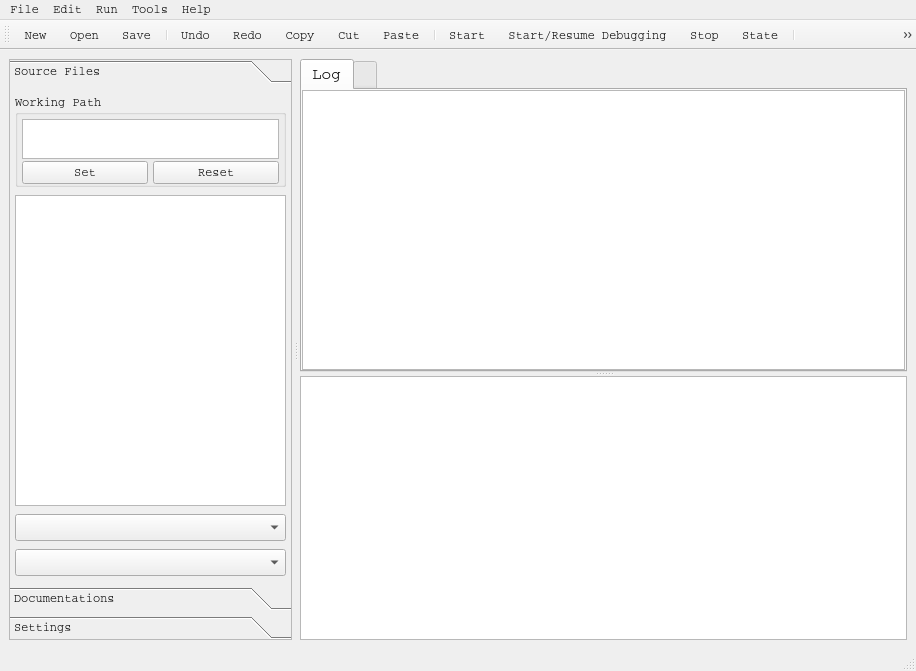
Before: the Qt Designer form src/daoStudio.ui in daokoder/daostudio, drawn with Qt 5.
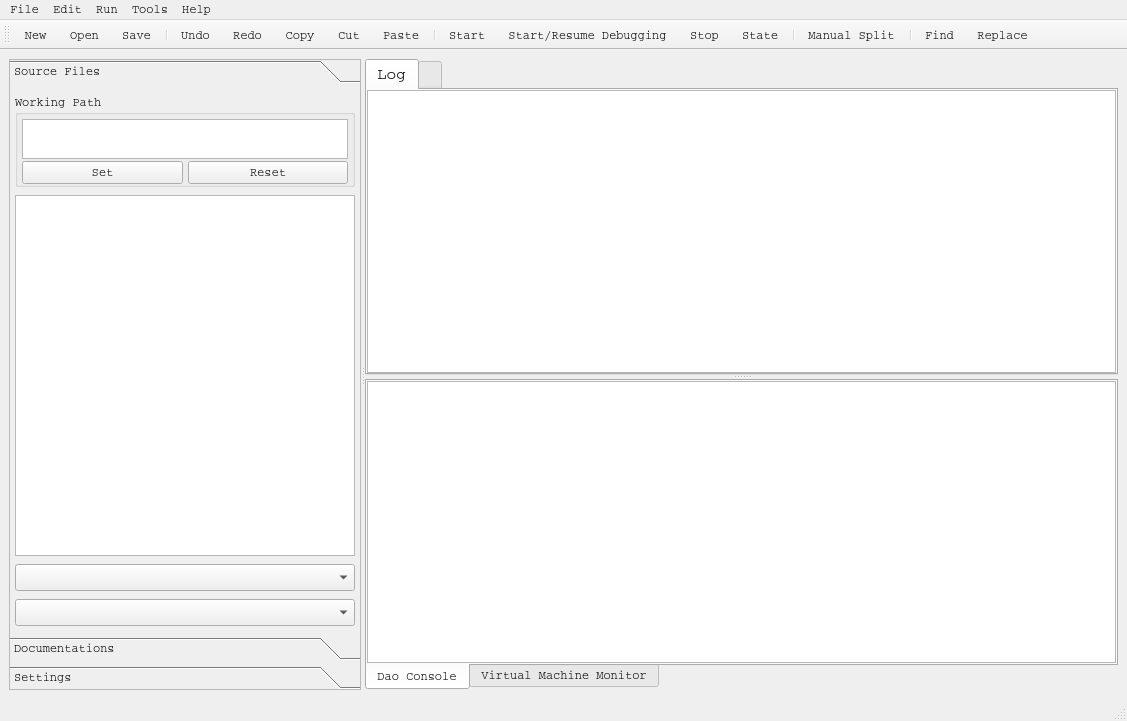
After: the same form once the commit is applied. Icons and pictures are not drawn. Custom widgets are drawn as their Qt base class.

```diff
--- a/src/daoStudio.ui
+++ b/src/daoStudio.ui
@@ -6,8 +6,8 @@
    <rect>
     <x>0</x>
     <y>0</y>
-    <width>916</width>
-    <height>671</height>
+    <width>1127</width>
+    <height>721</height>
    </rect>
   </property>
   <property name="sizePolicy">
@@ -29,15 +29,12 @@
     <normaloff>:/images/daostudio2.png</normaloff>:/images/daostudio2.png</iconset>
   </property>
   <widget class="QWidget" name="centralwidget">
-   <layout class="QHBoxLayout" name="horizontalLayout">
+   <layout class="QHBoxLayout" name="horizontalLayout_3">
     <item>
      <widget class="QSplitter" name="mainSplitter">
       <property name="orientation">
        <enum>Qt::Horizontal</enum>
       </property>
-      <property name="handleWidth">
-       <number>8</number>
-      </property>
       <widget class="QToolBox" name="toolBox">
        <property name="sizePolicy">
         <sizepolicy hsizetype="Minimum" vsizetype="Preferred">
@@ -83,8 +80,8 @@
          <rect>
           <x>0</x>
           <y>0</y>
-          <width>279</width>
-          <height>460</height>
+          <width>332</width>
+          <height>510</height>
          </rect>
         </property>
         <property name="sizePolicy">
@@ -750,18 +747,6 @@
        </widget>
       </widget>
       <widget class="QSplitter" name="splitter">
-       <property name="sizePolicy">
-        <sizepolicy hsizetype="Expanding" vsizetype="Expanding">
-         <horstretch>0</horstretch>
-         <verstretch>0</verstretch>
-        </sizepolicy>
-       </property>
-       <property name="minimumSize">
-        <size>
-         <width>400</width>
-         <height>0</height>
-        </size>
-       </property>
        <property name="orientation">
         <enum>Qt::Vertical</enum>
        </property>
@@ -822,21 +807,60 @@
          </attribute>
         </widget>
        </widget>
-       <widget class="DaoConsole" name="wgtConsole">
+       <widget class="QTabWidget" name="wgtScriptTabs">
         <property name="minimumSize">
          <size>
-          <width>600</width>
+          <width>500</width>
           <height>100</height>
          </size>
         </property>
-        <property name="font">
-         <font>
-          <family>Courier 10 Pitch</family>
-          <pointsize>14</pointsize>
-          <weight>50</weight>
-          <bold>false</bold>
-         </font>
+        <property name="tabPosition">
+         <enum>QTabWidget::South</enum>
         </property>
+        <property name="currentIndex">
+         <number>0</number>
+        </property>
+        <widget class="QWidget" name="tab_2">
+         <attribute name="title">
+          <string>Dao Console</string>
+         </attribute>
+         <layout class="QHBoxLayout" name="horizontalLayout">
+          <property name="margin">
+           <number>0</number>
+          </property>
+          <item>
+           <widget class="DaoConsole" name="wgtConsole">
+            <property name="minimumSize">
+             <size>
+              <width>600</width>
+              <height>100</height>
+             </size>
+            </property>
+            <property name="font">
+             <font>
+              <family>Courier 10 Pitch</family>
+              <pointsize>14</pointsize>
+              <weight>50</weight>
+              <bold>false</bold>
+             </font>
+            </property>
+           </widget>
+          </item>
+         </layout>
+        </widget>
+        <widget class="QWidget" name="tab_4">
+         <attribute name="title">
+          <string>Virtual Machine Monitor</string>
+         </attribute>
+         <layout class="QHBoxLayout" name="horizontalLayout_4">
+          <property name="margin">
+           <number>0</number>
+          </property>
+          <item>
+           <widget class="DaoDataWidget" name="wgtMonitor" native="true"/>
+          </item>
+         </layout>
+        </widget>
        </widget>
       </widget>
      </widget>
@@ -848,7 +872,7 @@
     <rect>
      <x>0</x>
      <y>0</y>
-     <width>916</width>
+     <width>1127</width>
      <height>22</height>
     </rect>
    </property>
@@ -1126,6 +1150,12 @@
    <header>daoEditor.h</header>
    <container>1</container>
   </customwidget>
+  <customwidget>
+   <class>DaoDataWidget</class>
+   <extends>QWidget</extends>
+   <header>daoMonitor.h</header>
+   <container>1</container>
+  </customwidget>
  </customwidgets>
  <resources>
   <include location="../daostudio.qrc"/>
```
Left out of the diff: 8 changed lines with no effect on the pictures.
